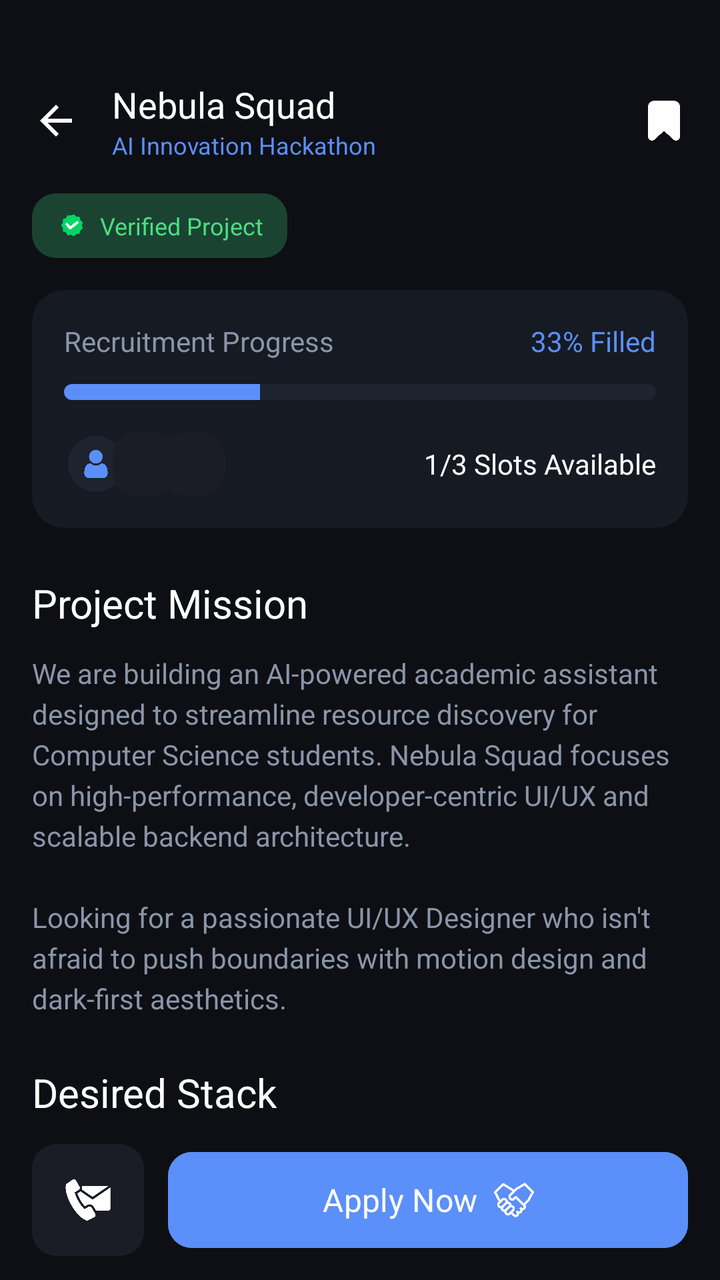
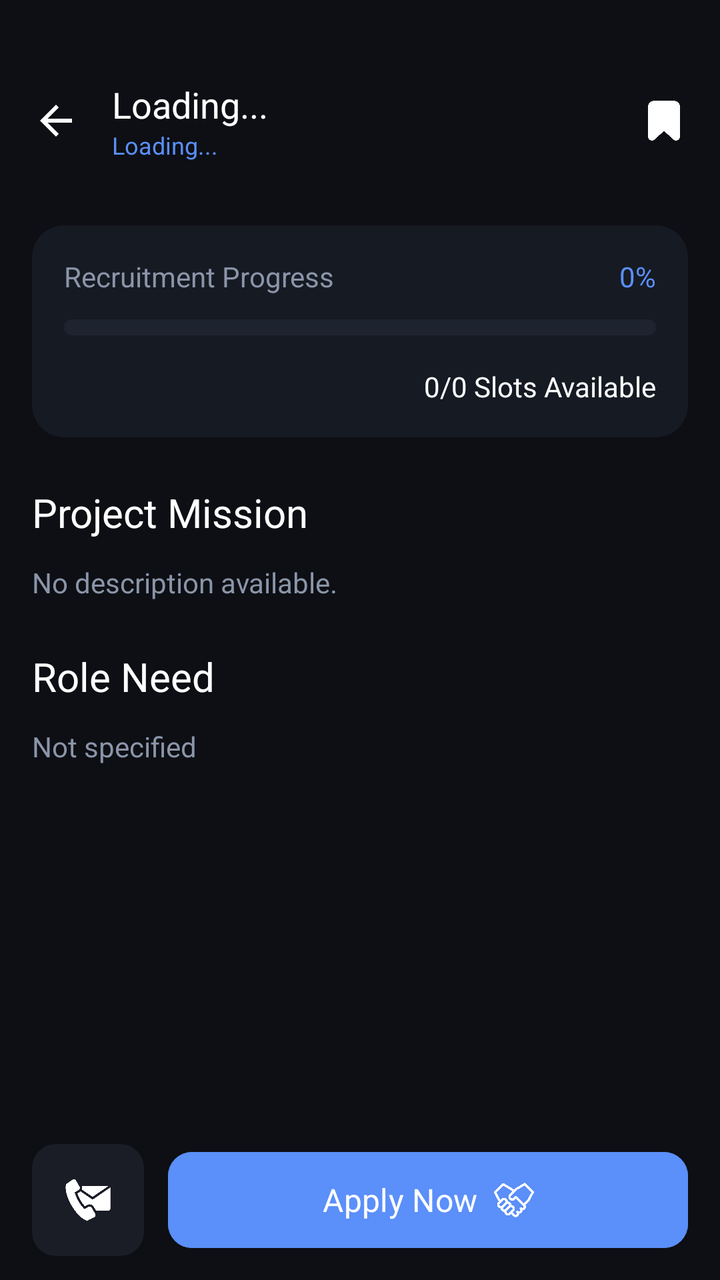

An Android layout rendered at two revisions. The XML below is the earlier revision; the diff shows what the commit changed to produce the second picture.
<!-- AndroidManifest.xml: application theme Theme.Joko -->
<!-- res/layout/activity_team_detail.xml -->
<?xml version="1.0" encoding="utf-8"?>
<RelativeLayout xmlns:android="http://schemas.android.com/apk/res/android"
    xmlns:app="http://schemas.android.com/apk/res-auto"
    android:layout_width="match_parent"
    android:layout_height="match_parent"
    android:background="@color/bg_base">

    
    <LinearLayout
        android:id="@+id/header"
        android:layout_width="match_parent"
        android:layout_height="wrap_content"
        android:minHeight="56dp"
        android:paddingTop="40dp"
        android:gravity="center_vertical"
        android:orientation="horizontal"
        android:paddingHorizontal="16dp">

        <ImageView
            android:id="@+id/btn_back"
            android:layout_width="24dp"
            android:layout_height="24dp"
            android:src="@drawable/abc_ic_ab_back_material"
            app:tint="@color/white"
            android:clickable="true"
            android:focusable="true"
            android:background="?attr/selectableItemBackgroundBorderless"/>

        <LinearLayout
            android:layout_width="0dp"
            android:layout_height="wrap_content"
            android:layout_marginStart="16dp"
            android:layout_weight="1"
            android:orientation="vertical">

            <TextView
                android:layout_width="wrap_content"
                android:layout_height="wrap_content"
                android:fontFamily="sans-serif-black"
                android:text="Nebula Squad"
                android:textColor="@color/white"
                android:textSize="18sp" />

            <TextView
                android:layout_width="wrap_content"
                android:layout_height="wrap_content"
                android:text="AI Innovation Hackathon"
                android:textColor="@color/primary"
                android:textSize="12sp" />
        </LinearLayout>

        <ImageView
            android:id="@+id/btn_bookmark_top"
            android:layout_width="24dp"
            android:layout_height="24dp"
            android:src="@drawable/ic_bookmark"
            app:tint="@color/white"
            android:clickable="true"
            android:focusable="true"
            android:background="?attr/selectableItemBackgroundBorderless"/>
    </LinearLayout>

    <androidx.core.widget.NestedScrollView
        android:layout_width="match_parent"
        android:layout_height="match_parent"
        android:layout_above="@id/bottom_bar"
        android:layout_below="@id/header">

        <LinearLayout
            android:layout_width="match_parent"
            android:layout_height="wrap_content"
            android:orientation="vertical"
            android:padding="16dp">

            
            <LinearLayout
                android:layout_width="wrap_content"
                android:layout_height="wrap_content"
                android:background="@drawable/bg_status_badge"
                android:backgroundTint="#1B4332"
                android:gravity="center_vertical"
                android:paddingHorizontal="12dp"
                android:paddingVertical="8dp">

                <ImageView
                    android:layout_width="16dp"
                    android:layout_height="16dp"
                    android:src="@drawable/ic_verified" />

                <TextView
                    android:layout_width="wrap_content"
                    android:layout_height="wrap_content"
                    android:layout_marginStart="6dp"
                    android:text="Verified Project"
                    android:textColor="#4ADE80"
                    android:textSize="12sp"
                    android:fontFamily="sans-serif-black" />
            </LinearLayout>

            
            <androidx.cardview.widget.CardView
                android:layout_width="match_parent"
                android:layout_height="wrap_content"
                android:layout_marginTop="16dp"
                app:cardBackgroundColor="@color/bg_surface"
                app:cardCornerRadius="16dp"
                app:cardElevation="0dp"
                app:contentPadding="16dp">

                <LinearLayout
                    android:layout_width="match_parent"
                    android:layout_height="wrap_content"
                    android:orientation="vertical">

                    <RelativeLayout
                        android:layout_width="match_parent"
                        android:layout_height="wrap_content">

                        <TextView
                            android:layout_width="wrap_content"
                            android:layout_height="wrap_content"
                            android:text="Recruitment Progress"
                            android:textColor="@color/text_secondary"
                            android:textSize="14sp" />

                        <TextView
                            android:layout_width="wrap_content"
                            android:layout_height="wrap_content"
                            android:layout_alignParentEnd="true"
                            android:fontFamily="sans-serif-black"
                            android:text="33% Filled"
                            android:textColor="@color/primary"
                            android:textSize="14sp" />
                    </RelativeLayout>

                    <ProgressBar
                        style="@android:style/Widget.ProgressBar.Horizontal"
                        android:layout_width="match_parent"
                        android:layout_height="8dp"
                        android:layout_marginTop="12dp"
                        android:progress="33"
                        android:progressDrawable="@drawable/custom_progress_bar" />

                    <RelativeLayout
                        android:layout_width="match_parent"
                        android:layout_height="wrap_content"
                        android:layout_marginTop="16dp">

                        <LinearLayout
                            android:layout_width="wrap_content"
                            android:layout_height="wrap_content"
                            android:orientation="horizontal">
                            <com.google.android.material.imageview.ShapeableImageView
                                android:layout_width="32dp"
                                android:layout_height="32dp"
                                android:src="@drawable/default_avatar"
                                app:shapeAppearanceOverlay="@style/CircleImage"
                                android:padding="2dp"
                                android:background="@color/bg_base"/>
                            <View
                                android:layout_width="32dp"
                                android:layout_height="32dp"
                                android:layout_marginStart="-8dp"
                                android:background="@drawable/bg_status_badge"
                                android:padding="2dp"/>
                            <View
                                android:layout_width="32dp"
                                android:layout_height="32dp"
                                android:layout_marginStart="-8dp"
                                android:background="@drawable/bg_status_badge"
                                android:padding="2dp"/>
                        </LinearLayout>

                        <TextView
                            android:layout_width="wrap_content"
                            android:layout_height="wrap_content"
                            android:layout_alignParentEnd="true"
                            android:layout_centerVertical="true"
                            android:fontFamily="sans-serif-black"
                            android:text="1/3 Slots Available"
                            android:textColor="@color/white"
                            android:textSize="14sp" />
                    </RelativeLayout>
                </LinearLayout>
            </androidx.cardview.widget.CardView>

            
            <TextView
                android:layout_width="wrap_content"
                android:layout_height="wrap_content"
                android:layout_marginTop="24dp"
                android:fontFamily="sans-serif-black"
                android:text="Project Mission"
                android:textColor="@color/white"
                android:textSize="20sp" />

            <TextView
                android:layout_width="match_parent"
                android:layout_height="wrap_content"
                android:layout_marginTop="12dp"
                android:lineSpacingExtra="4dp"
                android:text="We are building an AI-powered academic assistant designed to streamline resource discovery for Computer Science students. Nebula Squad focuses on high-performance, developer-centric UI/UX and scalable backend architecture.\n\nLooking for a passionate UI/UX Designer who isn't afraid to push boundaries with motion design and dark-first aesthetics."
                android:textColor="@color/text_secondary"
                android:textSize="14sp" />

            
            <TextView
                android:layout_width="wrap_content"
                android:layout_height="wrap_content"
                android:layout_marginTop="24dp"
                android:fontFamily="sans-serif-black"
                android:text="Desired Stack"
                android:textColor="@color/white"
                android:textSize="20sp" />

            <com.google.android.material.chip.ChipGroup
                android:layout_width="match_parent"
                android:layout_height="wrap_content"
                android:layout_marginTop="16dp"
                app:chipSpacingHorizontal="8dp"
                app:chipSpacingVertical="8dp">

                <TextView
                    android:layout_width="wrap_content"
                    android:layout_height="wrap_content"
                    android:background="@drawable/bg_tag"
                    android:gravity="center_vertical"
                    android:paddingHorizontal="12dp"
                    android:paddingVertical="8dp"
                    android:text="Kotlin"
                    android:textColor="@color/white"
                    android:textSize="12sp"
                    android:fontFamily="sans-serif-medium"
                    android:drawableStart="@drawable/dot_blue"
                    android:drawablePadding="8dp" />

                <TextView
                    android:layout_width="wrap_content"
                    android:layout_height="wrap_content"
                    android:background="@drawable/bg_status_badge"
                    android:gravity="center_vertical"
                    android:paddingHorizontal="12dp"
                    android:paddingVertical="8dp"
                    android:text="Firebase"
                    android:textColor="@color/white"
                    android:textSize="12sp"
                    android:fontFamily="sans-serif-medium"
                    android:drawableStart="@drawable/dot_blue"
                    android:drawablePadding="8dp" />

                <TextView
                    android:layout_width="wrap_content"
                    android:layout_height="wrap_content"
                    android:background="@drawable/bg_status_badge"
                    android:gravity="center_vertical"
                    android:paddingHorizontal="12dp"
                    android:paddingVertical="8dp"
                    android:text="React"
                    android:textColor="@color/white"
                    android:textSize="12sp"
                    android:fontFamily="sans-serif-medium"
                    android:drawableStart="@drawable/dot_blue"
                    android:drawablePadding="8dp" />

                <TextView
                    android:layout_width="wrap_content"
                    android:layout_height="wrap_content"
                    android:background="@drawable/bg_status_badge"
                    android:gravity="center_vertical"
                    android:paddingHorizontal="12dp"
                    android:paddingVertical="8dp"
                    android:text="TailwindCSS"
                    android:textColor="@color/white"
                    android:textSize="12sp"
                    android:fontFamily="sans-serif-medium"
                    android:drawableStart="@drawable/dot_blue"
                    android:drawablePadding="8dp" />

                <TextView
                    android:layout_width="wrap_content"
                    android:layout_height="wrap_content"
                    android:background="@drawable/bg_status_badge"
                    android:gravity="center_vertical"
                    android:paddingHorizontal="12dp"
                    android:paddingVertical="8dp"
                    android:text="Git"
                    android:textColor="@color/white"
                    android:textSize="12sp"
                    android:fontFamily="sans-serif-medium"
                    android:drawableStart="@drawable/dot_blue"
                    android:drawablePadding="8dp" />

            </com.google.android.material.chip.ChipGroup>

        </LinearLayout>
    </androidx.core.widget.NestedScrollView>

    
    <LinearLayout
        android:id="@+id/bottom_bar"
        android:layout_width="match_parent"
        android:layout_height="80dp"
        android:layout_alignParentBottom="true"
        android:background="@color/bg_base"
        android:gravity="center_vertical"
        android:orientation="horizontal"
        android:paddingHorizontal="16dp">

        <ImageButton
            android:id="@+id/btn_contact"
            android:layout_width="56dp"
            android:layout_height="56dp"
            android:background="@drawable/bg_status_badge"
            android:src="@drawable/contact"
            android:padding="16dp"
            android:scaleType="centerInside"
            app:tint="@color/white" />

        <com.google.android.material.button.MaterialButton
            android:id="@+id/btn_apply_now"
            android:layout_width="match_parent"
            android:layout_height="56dp"
            android:layout_marginStart="12dp"
            android:backgroundTint="@color/primary"
            android:fontFamily="sans-serif-black"
            android:text="Apply Now"
            android:textAllCaps="false"
            android:textColor="@color/white"
            android:textSize="16sp"
            app:cornerRadius="12dp"
            app:icon="@drawable/handshake"
            app:iconGravity="textEnd"
            app:iconSize="20dp"
            app:iconTint="@color/white" />
    </LinearLayout>

</RelativeLayout>
<!-- resources referenced by this layout -->
<resources>
  <color name="bg_base">#0D0F14</color>
  <color name="bg_surface">#161A23</color>
  <color name="primary">#5B8FF9</color>
  <color name="text_secondary">#8B95A9</color>
  <color name="white">#FFFFFFFF</color>
  <!-- drawable bg_status_badge (drawable) -->
  <?xml version="1.0" encoding="utf-8"?>
  <shape xmlns:android="http://schemas.android.com/apk/res/android">
      <solid android:color="#1A1D26" />
      <corners android:radius="12dp" />
  </shape>
  <!-- drawable bg_tag (drawable) -->
  <?xml version="1.0" encoding="utf-8"?>
  <shape xmlns:android="http://schemas.android.com/apk/res/android">
      <solid android:color="@color/primary" />
      <corners android:radius="20dp" />
  </shape>
  <!-- drawable contact: png bitmap (drawable, 14063 bytes) -->
  <!-- drawable custom_progress_bar (drawable) -->
  <?xml version="1.0" encoding="utf-8"?>
  <layer-list xmlns:android="http://schemas.android.com/apk/res/android">
      <item android:id="@android:id/background">
          <shape>
              <corners android:radius="4dp" />
              <solid android:color="@color/bg_elevated" />
          </shape>
      </item>
      <item android:id="@android:id/progress">
          <clip>
              <shape>
                  <corners android:radius="4dp" />
                  <solid android:color="@color/primary" />
              </shape>
          </clip>
      </item>
  </layer-list>
  <!-- drawable default_avatar: png bitmap (drawable, 5936 bytes) -->
  <!-- drawable dot_blue (drawable) -->
  <?xml version="1.0" encoding="utf-8"?>
  <shape xmlns:android="http://schemas.android.com/apk/res/android"
      android:shape="oval">
      <solid android:color="#38BDF8" />
      <size
          android:width="8dp"
          android:height="8dp" />
  </shape>
  <!-- drawable handshake: png bitmap (drawable, 17447 bytes) -->
  <!-- drawable ic_bookmark: png bitmap (drawable, 5692 bytes) -->
  <!-- drawable ic_verified: png bitmap (drawable, 16133 bytes) -->
  <style name="CircleImage">
          <item name="cornerSize">50%</item>
      </style>
  <style name="Theme.Joko" parent="Base.Theme.Joko" />
  <color name="bg_elevated">#1E2330</color>
  <style name="Base.Theme.Joko" parent="Theme.Material3.DayNight.NoActionBar">
          <item name="colorPrimary">@color/primary</item>
          <item name="android:statusBarColor">@color/bg_base</item>
          <item name="android:windowBackground">@color/bg_base</item>
  
          
          <item name="fontFamily">@font/font_body</item>
  
          <item name="textAppearanceHeadlineLarge">@style/TextAppearance.App.HeadlineLarge</item>
          <item name="textAppearanceHeadlineMedium">@style/TextAppearance.App.HeadlineMedium</item>
          <item name="textAppearanceHeadlineSmall">@style/TextAppearance.App.HeadlineSmall</item>
          <item name="textAppearanceTitleLarge">@style/TextAppearance.App.TitleLarge</item>
      </style>
  <style name="TextAppearance.App.HeadlineLarge" parent="TextAppearance.Material3.HeadlineLarge">
          <item name="fontFamily">@font/font_headlines</item>
          <item name="android:fontFamily">@font/font_headlines</item>
      </style>
  <style name="TextAppearance.App.HeadlineMedium" parent="TextAppearance.Material3.HeadlineMedium">
          <item name="fontFamily">@font/font_headlines</item>
          <item name="android:fontFamily">@font/font_headlines</item>
      </style>
  <style name="TextAppearance.App.HeadlineSmall" parent="TextAppearance.Material3.HeadlineSmall">
          <item name="fontFamily">@font/font_headlines</item>
          <item name="android:fontFamily">@font/font_headlines</item>
      </style>
  <style name="TextAppearance.App.TitleLarge" parent="TextAppearance.Material3.TitleLarge">
          <item name="fontFamily">@font/font_headlines</item>
          <item name="android:fontFamily">@font/font_headlines</item>
          <item name="android:textStyle">bold</item>
      </style>
</resources>

<!-- the commit's change to res/layout/activity_team_detail.xml (unified diff, before → after) -->
@@ -34,17 +34,19 @@
             android:orientation="vertical">
 
             <TextView
+                android:id="@+id/tv_team_name"
                 android:layout_width="wrap_content"
                 android:layout_height="wrap_content"
                 android:fontFamily="sans-serif-black"
-                android:text="Nebula Squad"
+                android:text="Loading..."
                 android:textColor="@color/white"
                 android:textSize="18sp" />
 
             <TextView
-                android:layout_width="wrap_content"
-                android:layout_height="wrap_content"
-                android:text="AI Innovation Hackathon"
+                android:id="@+id/tv_event_name"
+                android:layout_width="wrap_content"
+                android:layout_height="wrap_content"
+                android:text="Loading..."
                 android:textColor="@color/primary"
                 android:textSize="12sp" />
         </LinearLayout>
@@ -74,13 +76,15 @@
 
             
             <LinearLayout
+                android:id="@+id/badge_verified"
                 android:layout_width="wrap_content"
                 android:layout_height="wrap_content"
                 android:background="@drawable/bg_status_badge"
                 android:backgroundTint="#1B4332"
                 android:gravity="center_vertical"
                 android:paddingHorizontal="12dp"
-                android:paddingVertical="8dp">
+                android:paddingVertical="8dp"
+                android:visibility="gone">
 
                 <ImageView
                     android:layout_width="16dp"
@@ -124,21 +128,23 @@
                             android:textSize="14sp" />
 
                         <TextView
+                            android:id="@+id/tv_progress_percent"
                             android:layout_width="wrap_content"
                             android:layout_height="wrap_content"
                             android:layout_alignParentEnd="true"
                             android:fontFamily="sans-serif-black"
-                            android:text="33% Filled"
+                            android:text="0%"
                             android:textColor="@color/primary"
                             android:textSize="14sp" />
                     </RelativeLayout>
 
                     <ProgressBar
+                        android:id="@+id/pb_recruitment"
                         style="@android:style/Widget.ProgressBar.Horizontal"
                         android:layout_width="match_parent"
                         android:layout_height="8dp"
                         android:layout_marginTop="12dp"
-                        android:progress="33"
+                        android:progress="0"
                         android:progressDrawable="@drawable/custom_progress_bar" />
 
                     <RelativeLayout
@@ -146,38 +152,14 @@
                         android:layout_height="wrap_content"
                         android:layout_marginTop="16dp">
 
-                        <LinearLayout
-                            android:layout_width="wrap_content"
-                            android:layout_height="wrap_content"
-                            android:orientation="horizontal">
-                            <com.google.android.material.imageview.ShapeableImageView
-                                android:layout_width="32dp"
-                                android:layout_height="32dp"
-                                android:src="@drawable/default_avatar"
-                                app:shapeAppearanceOverlay="@style/CircleImage"
-                                android:padding="2dp"
-                                android:background="@color/bg_base"/>
-                            <View
-                                android:layout_width="32dp"
-                                android:layout_height="32dp"
-                                android:layout_marginStart="-8dp"
-                                android:background="@drawable/bg_status_badge"
-                                android:padding="2dp"/>
-                            <View
-                                android:layout_width="32dp"
-                                android:layout_height="32dp"
-                                android:layout_marginStart="-8dp"
-                                android:background="@drawable/bg_status_badge"
-                                android:padding="2dp"/>
-                        </LinearLayout>
-
                         <TextView
+                            android:id="@+id/tv_slots_detail"
                             android:layout_width="wrap_content"
                             android:layout_height="wrap_content"
                             android:layout_alignParentEnd="true"
                             android:layout_centerVertical="true"
                             android:fontFamily="sans-serif-black"
-                            android:text="1/3 Slots Available"
+                            android:text="0/0 Slots Available"
                             android:textColor="@color/white"
                             android:textSize="14sp" />
                     </RelativeLayout>
@@ -195,11 +177,12 @@
                 android:textSize="20sp" />
 
             <TextView
+                android:id="@+id/tv_description"
                 android:layout_width="match_parent"
                 android:layout_height="wrap_content"
                 android:layout_marginTop="12dp"
                 android:lineSpacingExtra="4dp"
-                android:text="We are building an AI-powered academic assistant designed to streamline resource discovery for Computer Science students. Nebula Squad focuses on high-performance, developer-centric UI/UX and scalable backend architecture.\n\nLooking for a passionate UI/UX Designer who isn't afraid to push boundaries with motion design and dark-first aesthetics."
+                android:text="No description available."
                 android:textColor="@color/text_secondary"
                 android:textSize="14sp" />
 
@@ -209,88 +192,18 @@
                 android:layout_height="wrap_content"
                 android:layout_marginTop="24dp"
                 android:fontFamily="sans-serif-black"
-                android:text="Desired Stack"
+                android:text="Role Need"
                 android:textColor="@color/white"
                 android:textSize="20sp" />
 
-            <com.google.android.material.chip.ChipGroup
+            <TextView
+                android:id="@+id/tv_role_need"
                 android:layout_width="match_parent"
                 android:layout_height="wrap_content"
-                android:layout_marginTop="16dp"
-                app:chipSpacingHorizontal="8dp"
-                app:chipSpacingVertical="8dp">
-
-                <TextView
-                    android:layout_width="wrap_content"
-                    android:layout_height="wrap_content"
-                    android:background="@drawable/bg_tag"
-                    android:gravity="center_vertical"
-                    android:paddingHorizontal="12dp"
-                    android:paddingVertical="8dp"
-                    android:text="Kotlin"
-                    android:textColor="@color/white"
-                    android:textSize="12sp"
-                    android:fontFamily="sans-serif-medium"
-                    android:drawableStart="@drawable/dot_blue"
-                    android:drawablePadding="8dp" />
-
-                <TextView
-                    android:layout_width="wrap_content"
-                    android:layout_height="wrap_content"
-                    android:background="@drawable/bg_status_badge"
-                    android:gravity="center_vertical"
-                    android:paddingHorizontal="12dp"
-                    android:paddingVertical="8dp"
-                    android:text="Firebase"
-                    android:textColor="@color/white"
-                    android:textSize="12sp"
-                    android:fontFamily="sans-serif-medium"
-                    android:drawableStart="@drawable/dot_blue"
-                    android:drawablePadding="8dp" />
-
-                <TextView
-                    android:layout_width="wrap_content"
-                    android:layout_height="wrap_content"
-                    android:background="@drawable/bg_status_badge"
-                    android:gravity="center_vertical"
-                    android:paddingHorizontal="12dp"
-                    android:paddingVertical="8dp"
-                    android:text="React"
-                    android:textColor="@color/white"
-                    android:textSize="12sp"
-                    android:fontFamily="sans-serif-medium"
-                    android:drawableStart="@drawable/dot_blue"
-                    android:drawablePadding="8dp" />
-
-                <TextView
-                    android:layout_width="wrap_content"
-                    android:layout_height="wrap_content"
-                    android:background="@drawable/bg_status_badge"
-                    android:gravity="center_vertical"
-                    android:paddingHorizontal="12dp"
-                    android:paddingVertical="8dp"
-                    android:text="TailwindCSS"
-                    android:textColor="@color/white"
-                    android:textSize="12sp"
-                    android:fontFamily="sans-serif-medium"
-                    android:drawableStart="@drawable/dot_blue"
-                    android:drawablePadding="8dp" />
-
-                <TextView
-                    android:layout_width="wrap_content"
-                    android:layout_height="wrap_content"
-                    android:background="@drawable/bg_status_badge"
-                    android:gravity="center_vertical"
-                    android:paddingHorizontal="12dp"
-                    android:paddingVertical="8dp"
-                    android:text="Git"
-                    android:textColor="@color/white"
-                    android:textSize="12sp"
-                    android:fontFamily="sans-serif-medium"
-                    android:drawableStart="@drawable/dot_blue"
-                    android:drawablePadding="8dp" />
-
-            </com.google.android.material.chip.ChipGroup>
+                android:layout_marginTop="12dp"
+                android:textColor="@color/text_secondary"
+                android:textSize="14sp"
+                android:text="Not specified" />
 
         </LinearLayout>
     </androidx.core.widget.NestedScrollView>
<!-- resource entries referenced after the edit -->
@@ -10,12 +10,6 @@
   <shape xmlns:android="http://schemas.android.com/apk/res/android">
       <solid android:color="#1A1D26" />
       <corners android:radius="12dp" />
-  </shape>
-  <!-- drawable bg_tag (drawable) -->
-  <?xml version="1.0" encoding="utf-8"?>
-  <shape xmlns:android="http://schemas.android.com/apk/res/android">
-      <solid android:color="@color/primary" />
-      <corners android:radius="20dp" />
   </shape>
   <!-- drawable contact: png bitmap (drawable, 14063 bytes) -->
   <!-- drawable custom_progress_bar (drawable) -->
@@ -36,22 +30,9 @@
           </clip>
       </item>
   </layer-list>
-  <!-- drawable default_avatar: png bitmap (drawable, 5936 bytes) -->
-  <!-- drawable dot_blue (drawable) -->
-  <?xml version="1.0" encoding="utf-8"?>
-  <shape xmlns:android="http://schemas.android.com/apk/res/android"
-      android:shape="oval">
-      <solid android:color="#38BDF8" />
-      <size
-          android:width="8dp"
-          android:height="8dp" />
-  </shape>
   <!-- drawable handshake: png bitmap (drawable, 17447 bytes) -->
   <!-- drawable ic_bookmark: png bitmap (drawable, 5692 bytes) -->
   <!-- drawable ic_verified: png bitmap (drawable, 16133 bytes) -->
-  <style name="CircleImage">
-          <item name="cornerSize">50%</item>
-      </style>
   <style name="Theme.Joko" parent="Base.Theme.Joko" />
   <color name="bg_elevated">#1E2330</color>
   <style name="Base.Theme.Joko" parent="Theme.Material3.DayNight.NoActionBar">
